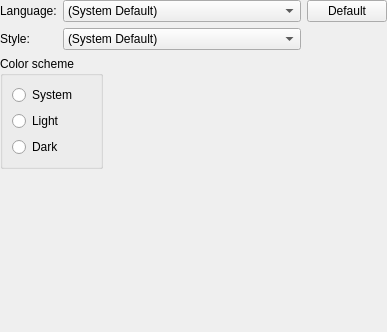
First picture: the form in src/qt/qt_preferencesgeneral.ui, repository 86Box/86Box, before the edit.
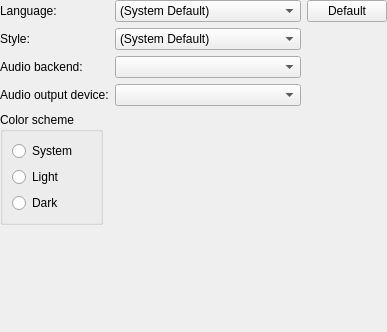
Second picture: the form after the edit.

Commit message: Make audio backend and output device global, move to Preferences

```diff
--- a/src/qt/qt_preferencesgeneral.ui
+++ b/src/qt/qt_preferencesgeneral.ui
@@ -91,7 +91,47 @@
        </item>
       </widget>
      </item>
-     <item row="2" column="0" colspan="3">
+     <item row="2" column="0">
+      <widget class="QLabel" name="labelSoundBackend">
+       <property name="text">
+        <string>Audio backend:</string>
+       </property>
+      </widget>
+     </item>
+     <item row="2" column="1">
+      <widget class="QComboBox" name="comboBoxSoundBackend">
+       <property name="sizePolicy">
+        <sizepolicy hsizetype="Expanding" vsizetype="Fixed">
+         <horstretch>0</horstretch>
+         <verstretch>0</verstretch>
+        </sizepolicy>
+       </property>
+       <property name="maxVisibleItems">
+        <number>30</number>
+       </property>
+      </widget>
+     </item>
+     <item row="3" column="0">
+      <widget class="QLabel" name="labelAudioOutputDevice">
+       <property name="text">
+        <string>Audio output device:</string>
+       </property>
+      </widget>
+     </item>
+     <item row="3" column="1">
+      <widget class="QComboBox" name="comboBoxAudioOutputDevice">
+       <property name="sizePolicy">
+        <sizepolicy hsizetype="Expanding" vsizetype="Fixed">
+         <horstretch>0</horstretch>
+         <verstretch>0</verstretch>
+        </sizepolicy>
+       </property>
+       <property name="maxVisibleItems">
+        <number>30</number>
+       </property>
+      </widget>
+     </item>
+     <item row="4" column="0" colspan="3">
       <layout class="QHBoxLayout" name="horizontalLayout">
        <item>
         <widget class="QGroupBox" name="groupBoxColorScheme">
```
The commit also changes 8 other files.
